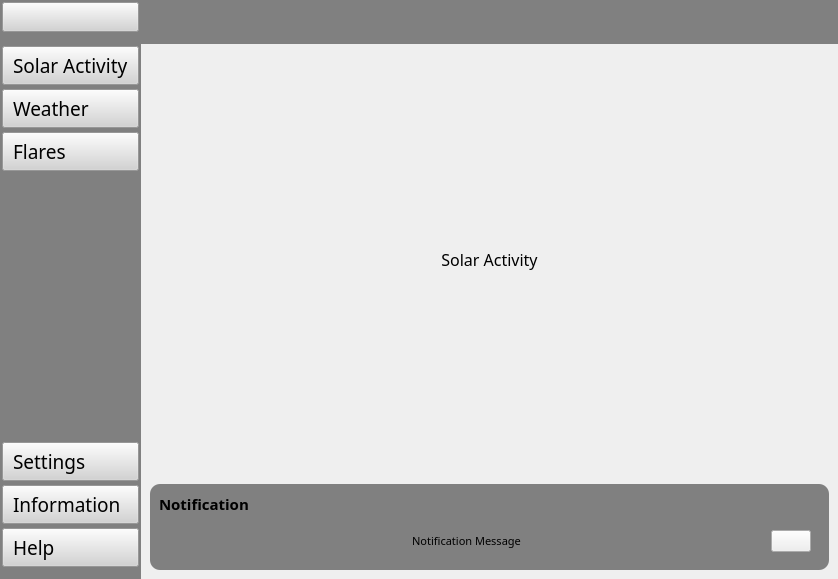
Old version of the form solarinterface.ui in the repository however-vkt/Solar-Aurora.
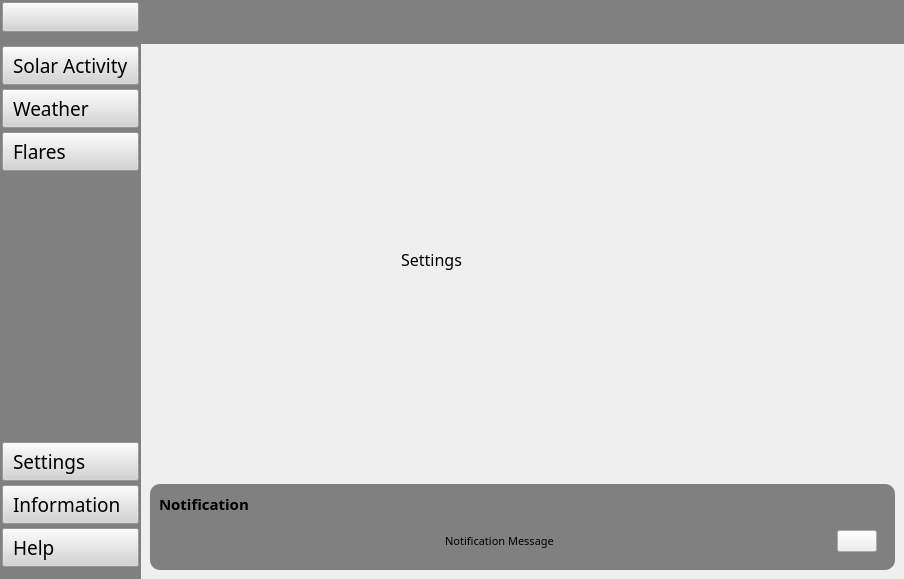
New version of the form. The open tabs and pages were chosen to show the change. Icons and pictures are not drawn. Custom widgets are drawn as their Qt base class.

Commit message:
added: button connected with pages
need:
connection with functions

Diff of the .ui file:
```diff
--- a/solarinterface.ui
+++ b/solarinterface.ui
@@ -6,7 +6,7 @@
    <rect>
     <x>0</x>
     <y>0</y>
-    <width>838</width>
+    <width>904</width>
     <height>579</height>
    </rect>
   </property>
@@ -484,6 +484,7 @@
              <font>
               <family>8BIT WONDER(RUS BY LYAJKA)</family>
               <pointsize>14</pointsize>
+              <weight>50</weight>
               <bold>false</bold>
              </font>
             </property>
@@ -539,12 +540,24 @@
            <height>398</height>
           </size>
          </property>
-         <layout class="QHBoxLayout" name="horizontalLayout_8">
+         <layout class="QVBoxLayout" name="verticalLayout_7">
           <item>
            <widget class="QWidget" name="mainContentsContainer" native="true">
             <layout class="QVBoxLayout" name="verticalLayout_15">
              <item>
               <widget class="QCustomStackedWidget" name="mainPages">
+               <property name="minimumSize">
+                <size>
+                 <width>545</width>
+                 <height>371</height>
+                </size>
+               </property>
+               <property name="maximumSize">
+                <size>
+                 <width>545</width>
+                 <height>371</height>
+                </size>
+               </property>
                <property name="currentIndex">
                 <number>0</number>
                </property>
@@ -608,6 +621,71 @@
                  </item>
                 </layout>
                </widget>
+               <widget class="QWidget" name="page_settings">
+                <property name="font">
+                 <font>
+                  <pointsize>12</pointsize>
+                 </font>
+                </property>
+                <layout class="QVBoxLayout" name="verticalLayout_9">
+                 <item>
+                  <widget class="QLabel" name="label_15">
+                   <property name="font">
+                    <font>
+                     <family>8BIT WONDER(RUS BY LYAJKA)</family>
+                     <pointsize>12</pointsize>
+                    </font>
+                   </property>
+                   <property name="text">
+                    <string>Settings</string>
+                   </property>
+                   <property name="alignment">
+                    <set>Qt::AlignCenter</set>
+                   </property>
+                  </widget>
+                 </item>
+                </layout>
+               </widget>
+               <widget class="QWidget" name="page_info">
+                <layout class="QVBoxLayout" name="verticalLayout_8">
+                 <item>
+                  <widget class="QLabel" name="label_16">
+                   <property name="font">
+                    <font>
+                     <family>8BIT WONDER(RUS BY LYAJKA)</family>
+                     <pointsize>12</pointsize>
+                    </font>
+                   </property>
+                   <property name="text">
+                    <string>Information</string>
+                   </property>
+                   <property name="alignment">
+                    <set>Qt::AlignCenter</set>
+                   </property>
+                  </widget>
+                 </item>
+                </layout>
+               </widget>
+               <widget class="QWidget" name="page_help">
+                <layout class="QVBoxLayout" name="verticalLayout_6">
+                 <item>
+                  <widget class="QLabel" name="label_17">
+                   <property name="font">
+                    <font>
+                     <family>8BIT WONDER(RUS BY LYAJKA)</family>
+                     <pointsize>12</pointsize>
+                    </font>
+                   </property>
+                   <property name="text">
+                    <string>Help</string>
+                   </property>
+                   <property name="alignment">
+                    <set>Qt::AlignCenter</set>
+                   </property>
+                  </widget>
+                 </item>
+                </layout>
+               </widget>
               </widget>
              </item>
             </layout>
@@ -628,6 +706,7 @@
                 <font>
                  <family>8BIT WONDER(RUS BY LYAJKA)</family>
                  <pointsize>11</pointsize>
+                 <weight>75</weight>
                  <bold>true</bold>
                 </font>
                </property>
```
Left out of the diff: 50 changed lines with no effect on the pictures. The commit also changes 1 other file.
